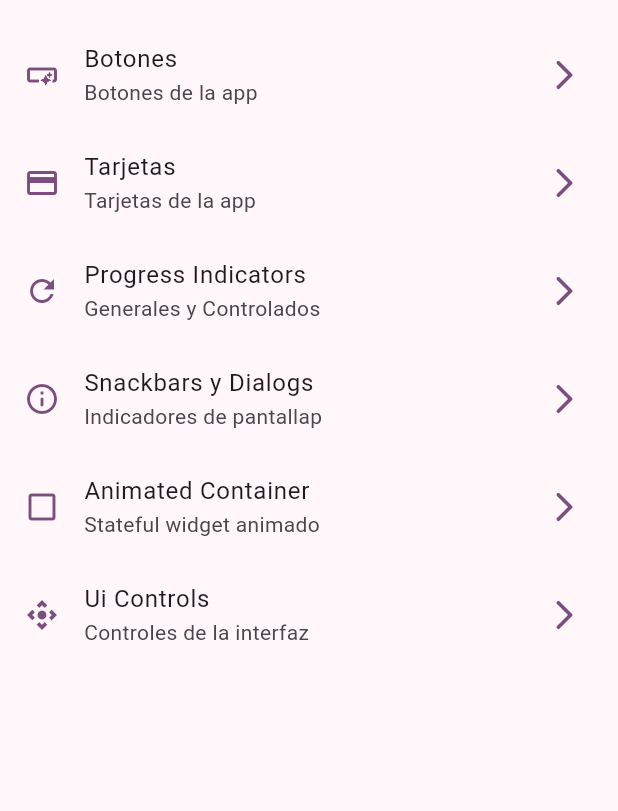
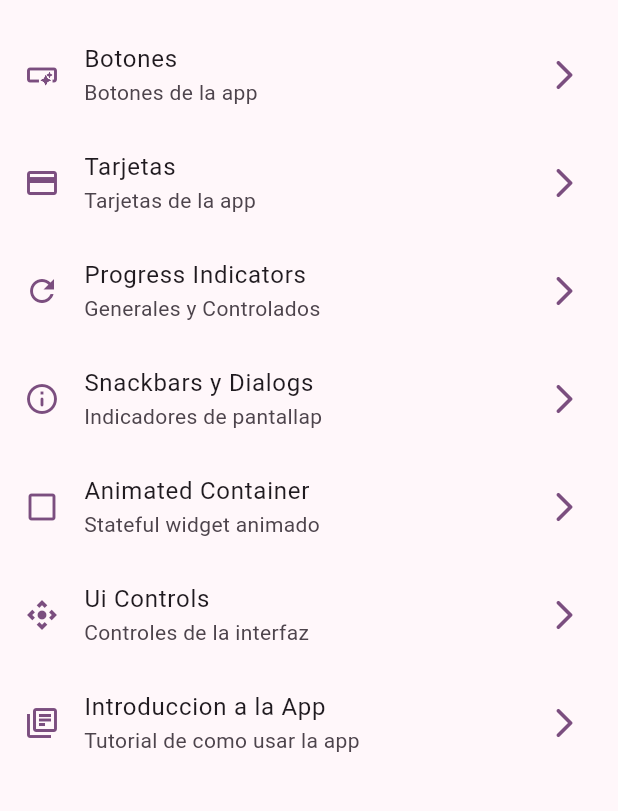
Before and after one commit to SValac/flutter_widgets_app, a Flutter app: the screen it shows after launch, on a phone screen of 412 x 824 dp, the part 63-874 px from its top. Run offline on Flutter 3.47's test engine with Material 3 defaults, Android fonts, the phone set to English and light mode, and no system bars; our stand-ins replace go_router.

Commit message:
feat: add tutorial menu item and route to app router

```diff
--- a/lib/config/menu/menu_items.dart
+++ b/lib/config/menu/menu_items.dart
@@ -51,4 +51,10 @@ const appMenuItems = <MenuItem>[
     link: '/ui-controls',
     icon: Icons.control_camera,
   ),
+  MenuItem(
+    title: 'Introduccion a la App',
+    subtitle: 'Tutorial de como usar la app',
+    link: '/tutorial',
+    icon: Icons.library_books_outlined,
+  ),
 ];
--- a/lib/config/router/app_router.dart
+++ b/lib/config/router/app_router.dart
@@ -40,5 +40,10 @@ final appRouter = GoRouter(
       path: '/ui-controls',
       builder: (context, state) => const UiControlsScreen(),
     ),
+    GoRoute(
+      name: AppTutorialScreen.name,
+      path: '/tutorial',
+      builder: (context, state) => AppTutorialScreen(),
+    ),
   ],
 );
```
